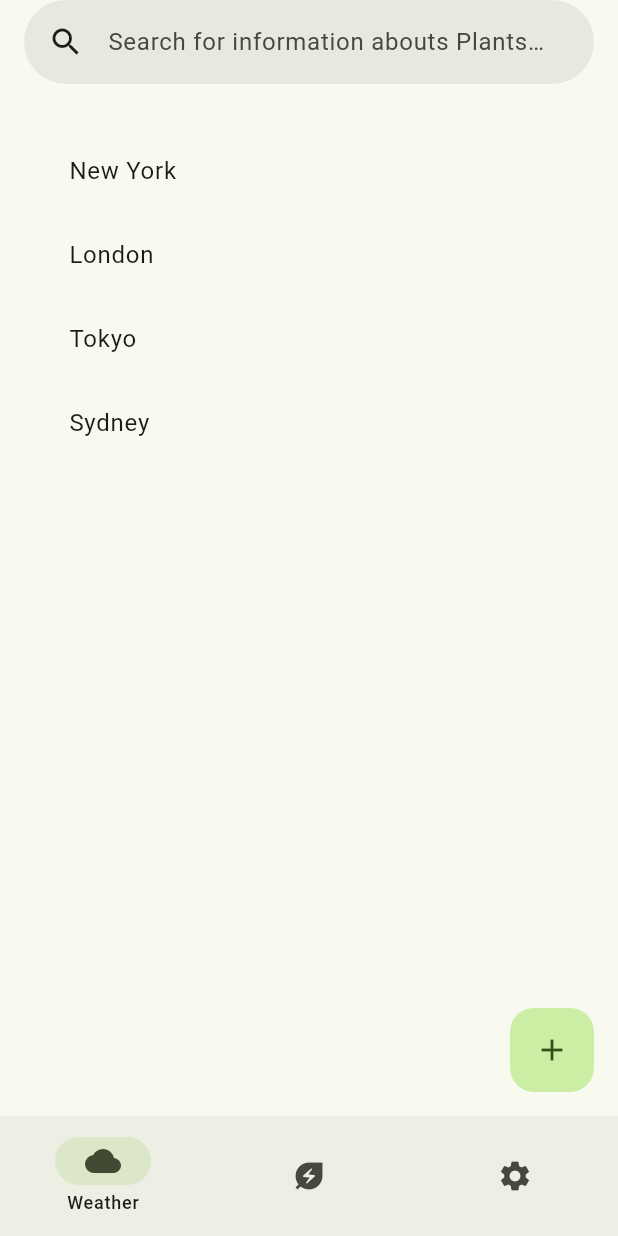
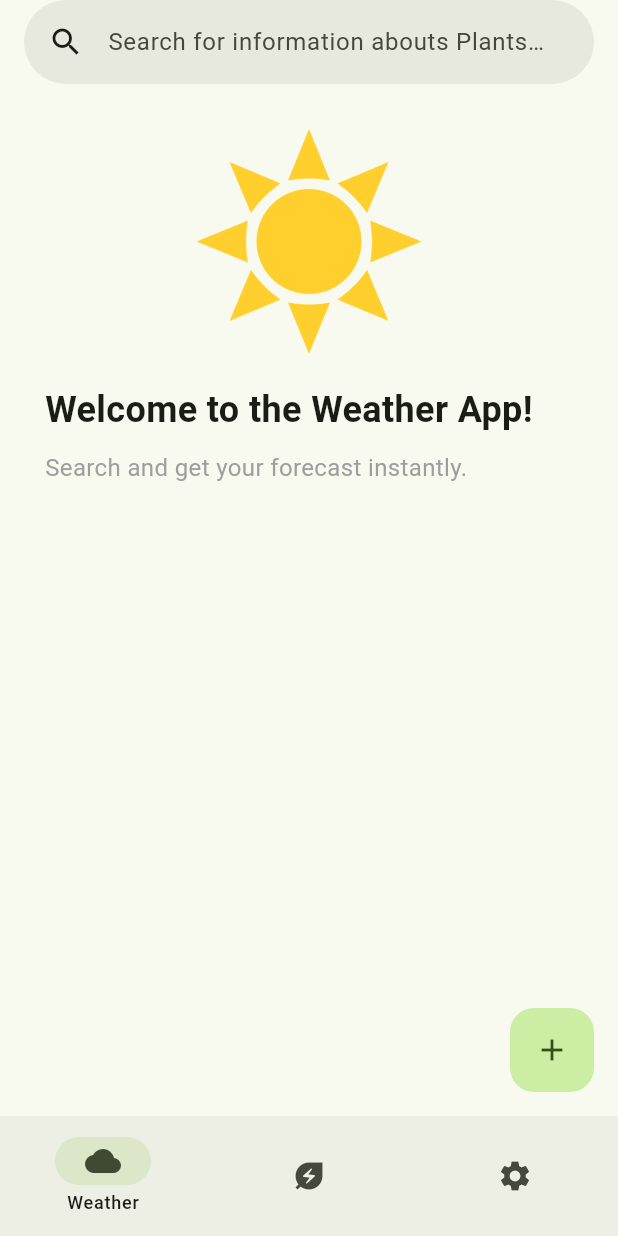
Before and after one commit to AaravBhatt1/weather_app, a Flutter app: the screen it shows after launch, on a phone screen of 412 x 824 dp. Run offline on Flutter 3.47's test engine with Material 3 defaults, Android fonts, the light colour scheme and no system bars.

Commit message:
adding stuff to front page

```diff
--- a/lib/Pages/weatherpage.dart
+++ b/lib/Pages/weatherpage.dart
@@ -16,12 +16,39 @@ class _WeatherPageState extends State<WeatherPage> {
       body: ReorderableListView(
         padding: const EdgeInsets.all(30),
         children: [
-          for (final city in cities)
+          /* for (final city in cities)
             ListTile(
               key: ValueKey(city), // Unique key is required
               title: Text(city),
               // leading: const Icon(Icons.drag_handle),
+            ), */
+          Image.asset(
+            'assets/sun.png',
+            key: const ValueKey('sun'),
+            width: 150,
+            height: 150,
+            fit: BoxFit.contain,
+          ),
+          const SizedBox(height: 20, key: ValueKey('box1')),
+          const Text(
+            'Welcome to the Weather App!',
+            key: ValueKey('text1'),
+            style: TextStyle(
+              fontSize: 24,
+              fontWeight: FontWeight.bold
+              ),
+          ),
+          const SizedBox(height: 10, key: ValueKey('box2')),
+          const Text(
+            'Search and get your forecast instantly.',
+            key: ValueKey('text2'),
+            style: TextStyle(                fontSize: 16,
+              color: Colors.grey,
             ),
+          ),
+
+        //stuff here
+
         ],
         onReorder: (oldIndex, newIndex) {
           setState(() {
```
Also changed, not shown: assets/sun.png.
